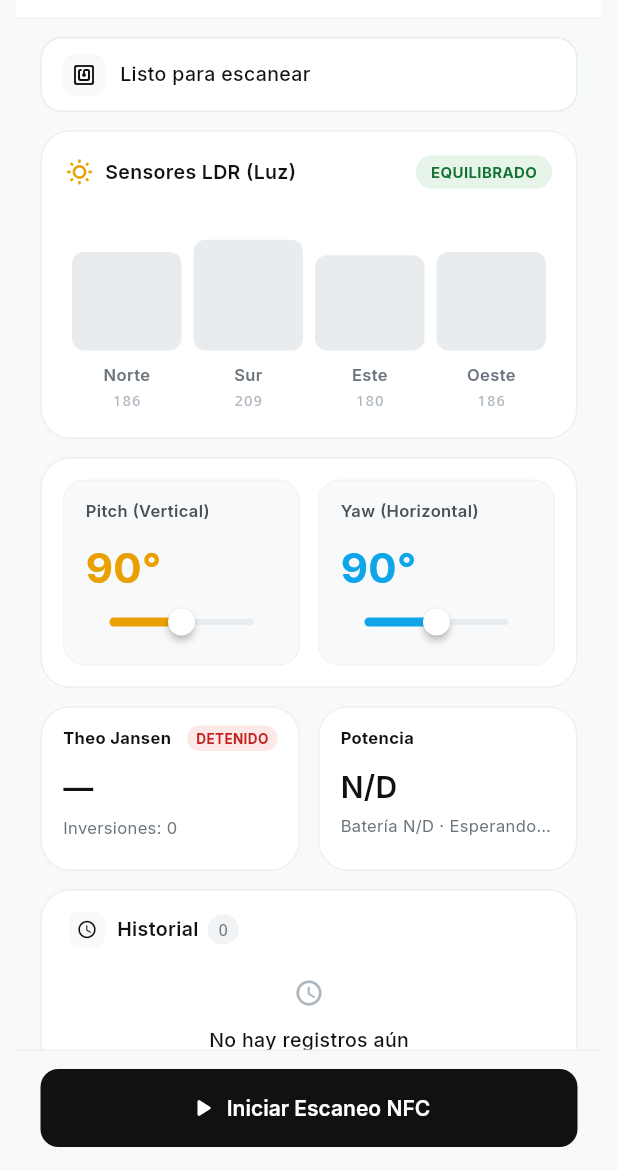
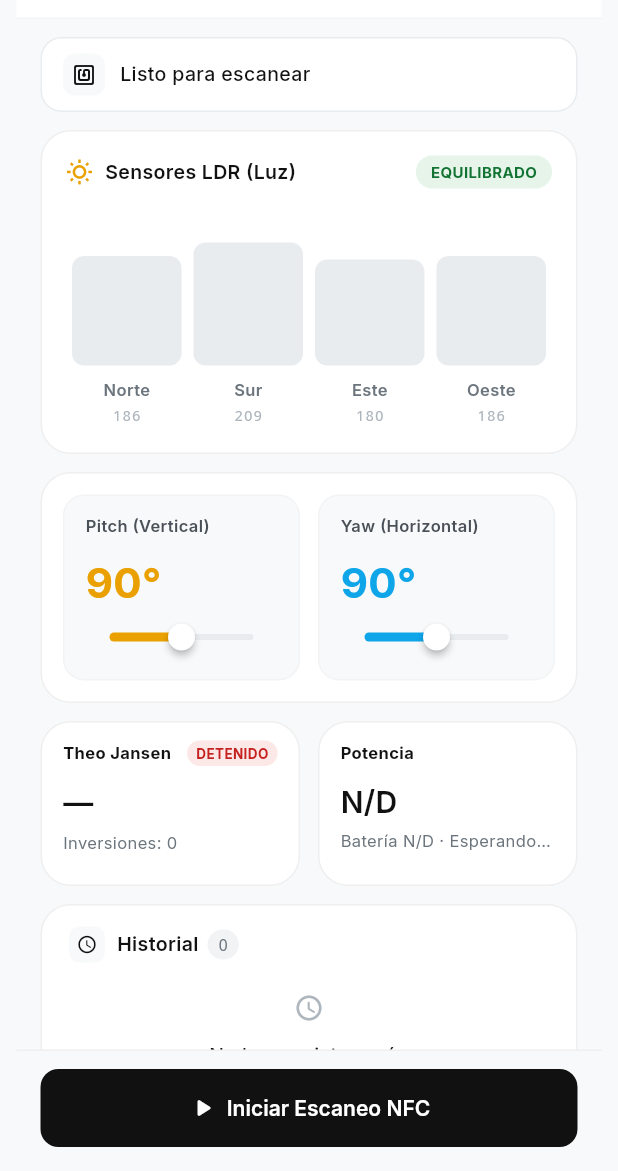
Before and after one commit to RamsesCB/heliostrand-nfc-core-cpp, a Flutter app: the screen it shows after launch, on a phone screen of 412 x 824 dp, the part 65-1236 px from its top. Run offline on Flutter 3.47's test engine with Material 3 defaults, Android fonts, the phone set to English and light mode, and no system bars; our stand-ins replace google_fonts, package_info_plus, sentry_flutter, share_plus, shared_preferences; missing offline and left inert: flutter_nfc_kit.

Commit message:
fix(mobile): resolve RenderFlex bottom overflow in LdrChartCard and align layout constraints

```diff
--- a/heliostrand_app/lib/services/base_telemetry_service.dart
+++ b/heliostrand_app/lib/services/base_telemetry_service.dart
@@ -1,7 +1,5 @@
 import '../models/robot_telemetry.dart';
 
-/// Interfaz o clase abstracta base para los proveedores de telemetría del robot.
-/// Implementada tanto por el transceptor físico NFC como por el simulador de hardware.
 abstract class BaseTelemetryService {
   Stream<RobotTelemetry> get telemetryStream;
   void dispose();
--- a/heliostrand_app/lib/ui/widgets/ldr_chart_card.dart
+++ b/heliostrand_app/lib/ui/widgets/ldr_chart_card.dart
@@ -126,9 +126,9 @@ class LdrChartCard extends StatelessWidget {
           ),
           const SizedBox(height: 18),
           SizedBox(
-            height: 130,
+            height: 140,
             child: Row(
-              crossAxisAlignment: CrossAxisAlignment.end,
+              crossAxisAlignment: CrossAxisAlignment.stretch,
               children: sensors.map((ldr) {
                 final heightFactor = (ldr.value / 255.0).clamp(0.0, 1.0);
                 return Expanded(
@@ -171,7 +171,9 @@ class LdrChartCard extends StatelessWidget {
                           ),
                         ),
                         const SizedBox(height: 8),
-                        Text(
+                        FittedBox(
+                          fit: BoxFit.scaleDown,
+                          child: Text(
                             ldr.id,
                             style: const TextStyle(
                               fontSize: 11,
@@ -179,15 +181,19 @@ class LdrChartCard extends StatelessWidget {
                               color: SolarTrackerTheme.textSecondary,
                             ),
                             maxLines: 1,
-                          overflow: TextOverflow.ellipsis,
+                          ),
                         ),
                         const SizedBox(height: 2),
-                        Text(
+                        FittedBox(
+                          fit: BoxFit.scaleDown,
+                          child: Text(
                             '${ldr.value}',
                             style: const TextStyle(
                               fontSize: 10,
                               fontFamily: 'monospace',
                               color: SolarTrackerTheme.textTertiary,
+                            ),
+                            maxLines: 1,
                           ),
                         ),
                       ],
```
Also changed, not shown: 7 other files. Lines whose indentation alone changed are shown as unchanged.
